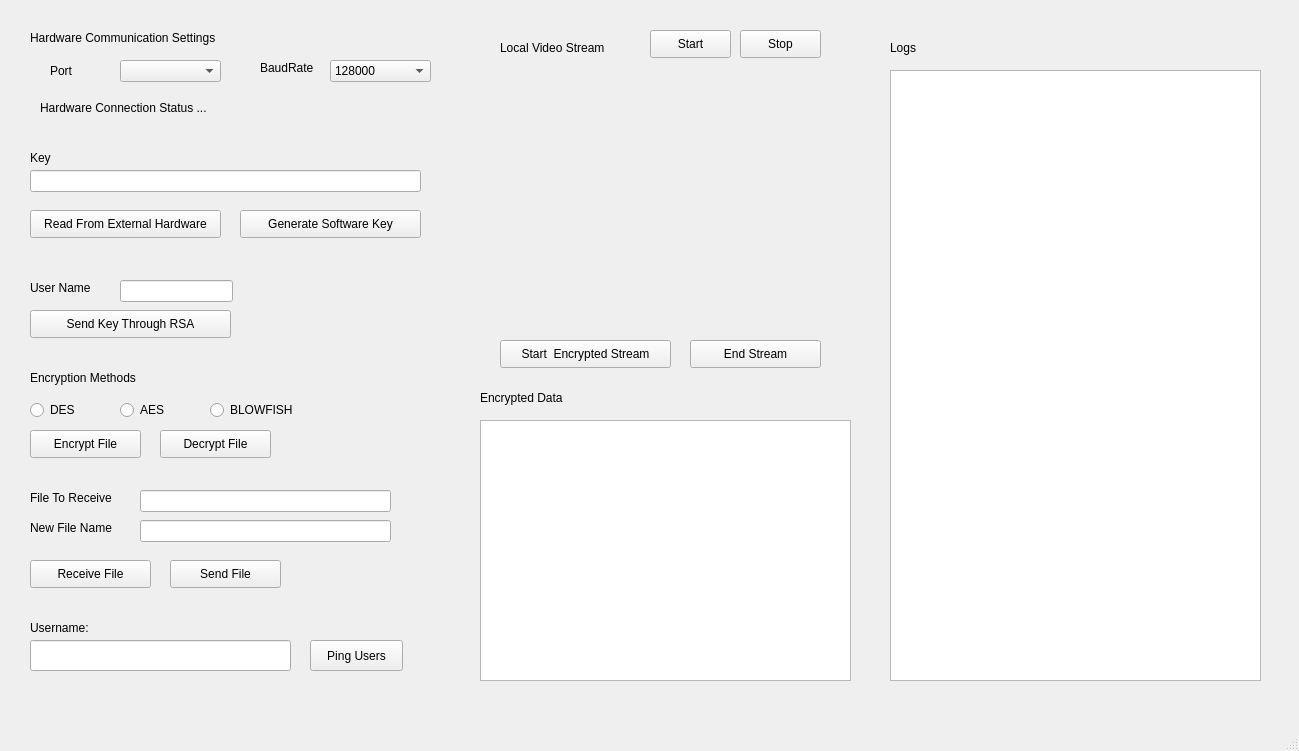
The window that EncryptionServer/UI.ui (rahuljain1310/ChatApp) describes before a commit, drawn with Qt 5.
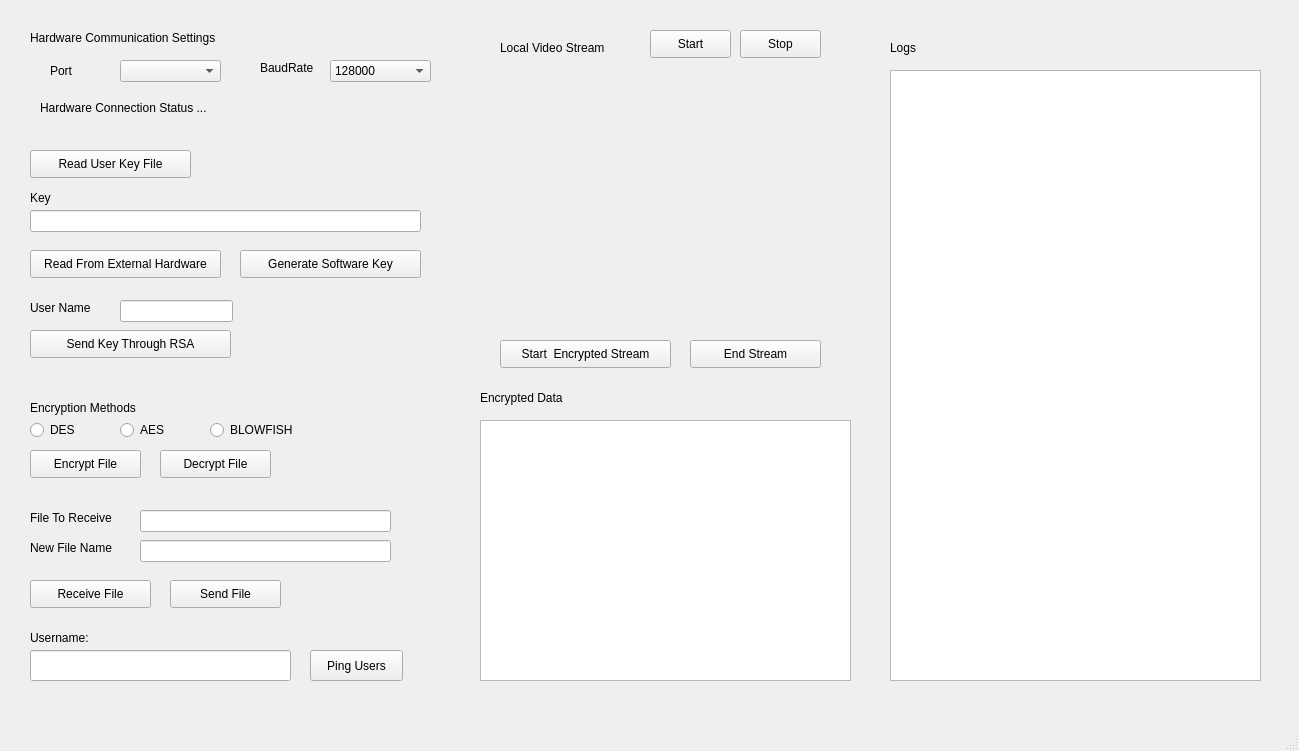
The same window after the commit. Icons and pictures are not drawn.

Commit message: User Key Added

```diff
--- a/EncryptionServer/UI.ui
+++ b/EncryptionServer/UI.ui
@@ -21,7 +21,7 @@
     <property name="geometry">
      <rect>
       <x>30</x>
-      <y>370</y>
+      <y>400</y>
       <width>121</width>
       <height>16</height>
      </rect>
@@ -34,7 +34,7 @@
     <property name="geometry">
      <rect>
       <x>60</x>
-      <y>390</y>
+      <y>420</y>
       <width>55</width>
       <height>16</height>
      </rect>
@@ -47,7 +47,7 @@
     <property name="geometry">
      <rect>
       <x>30</x>
-      <y>430</y>
+      <y>450</y>
       <width>111</width>
       <height>28</height>
      </rect>
@@ -60,7 +60,7 @@
     <property name="geometry">
      <rect>
       <x>120</x>
-      <y>400</y>
+      <y>420</y>
       <width>51</width>
       <height>20</height>
      </rect>
@@ -79,7 +79,7 @@
     <property name="geometry">
      <rect>
       <x>30</x>
-      <y>400</y>
+      <y>420</y>
       <width>51</width>
       <height>20</height>
      </rect>
@@ -105,7 +105,7 @@
     <property name="geometry">
      <rect>
       <x>170</x>
-      <y>560</y>
+      <y>580</y>
       <width>111</width>
       <height>28</height>
      </rect>
@@ -118,7 +118,7 @@
     <property name="geometry">
      <rect>
       <x>210</x>
-      <y>400</y>
+      <y>420</y>
       <width>95</width>
       <height>20</height>
      </rect>
@@ -131,7 +131,7 @@
     <property name="geometry">
      <rect>
       <x>30</x>
-      <y>170</y>
+      <y>210</y>
       <width>391</width>
       <height>22</height>
      </rect>
@@ -154,7 +154,7 @@
     <property name="geometry">
      <rect>
       <x>30</x>
-      <y>150</y>
+      <y>190</y>
       <width>55</width>
       <height>16</height>
      </rect>
@@ -167,7 +167,7 @@
     <property name="geometry">
      <rect>
       <x>240</x>
-      <y>210</y>
+      <y>250</y>
       <width>181</width>
       <height>28</height>
      </rect>
@@ -203,7 +203,7 @@
     <property name="geometry">
      <rect>
       <x>30</x>
-      <y>640</y>
+      <y>650</y>
       <width>261</width>
       <height>31</height>
      </rect>
@@ -219,7 +219,7 @@
     <property name="geometry">
      <rect>
       <x>30</x>
-      <y>620</y>
+      <y>630</y>
       <width>71</width>
       <height>16</height>
      </rect>
@@ -232,7 +232,7 @@
     <property name="geometry">
      <rect>
       <x>310</x>
-      <y>640</y>
+      <y>650</y>
       <width>93</width>
       <height>31</height>
      </rect>
@@ -255,7 +255,7 @@
     <property name="geometry">
      <rect>
       <x>160</x>
-      <y>430</y>
+      <y>450</y>
       <width>111</width>
       <height>28</height>
      </rect>
@@ -268,7 +268,7 @@
     <property name="geometry">
      <rect>
       <x>30</x>
-      <y>560</y>
+      <y>580</y>
       <width>121</width>
       <height>28</height>
      </rect>
@@ -281,7 +281,7 @@
     <property name="geometry">
      <rect>
       <x>140</x>
-      <y>490</y>
+      <y>510</y>
       <width>251</width>
       <height>22</height>
      </rect>
@@ -291,7 +291,7 @@
     <property name="geometry">
      <rect>
       <x>30</x>
-      <y>490</y>
+      <y>510</y>
       <width>91</width>
       <height>16</height>
      </rect>
@@ -304,7 +304,7 @@
     <property name="geometry">
      <rect>
       <x>140</x>
-      <y>520</y>
+      <y>540</y>
       <width>251</width>
       <height>22</height>
      </rect>
@@ -314,7 +314,7 @@
     <property name="geometry">
      <rect>
       <x>30</x>
-      <y>520</y>
+      <y>540</y>
       <width>91</width>
       <height>16</height>
      </rect>
@@ -398,7 +398,7 @@
     <property name="geometry">
      <rect>
       <x>30</x>
-      <y>210</y>
+      <y>250</y>
       <width>191</width>
       <height>28</height>
      </rect>
@@ -519,7 +519,7 @@
     <property name="geometry">
      <rect>
       <x>30</x>
-      <y>310</y>
+      <y>330</y>
       <width>201</width>
       <height>28</height>
      </rect>
@@ -532,7 +532,7 @@
     <property name="geometry">
      <rect>
       <x>120</x>
-      <y>280</y>
+      <y>300</y>
       <width>113</width>
       <height>22</height>
      </rect>
@@ -542,7 +542,7 @@
     <property name="geometry">
      <rect>
       <x>30</x>
-      <y>280</y>
+      <y>300</y>
       <width>71</width>
       <height>16</height>
      </rect>
@@ -551,6 +551,19 @@
      <string>User Name</string>
     </property>
    </widget>
+   <widget class="QPushButton" name="ReadUserKey">
+    <property name="geometry">
+     <rect>
+      <x>30</x>
+      <y>150</y>
+      <width>161</width>
+      <height>28</height>
+     </rect>
+    </property>
+    <property name="text">
+     <string>Read User Key File</string>
+    </property>
+   </widget>
   </widget>
   <widget class="QMenuBar" name="menubar">
    <property name="geometry">
```
Left out of the diff: 3 changed lines with no effect on the pictures. The commit also changes 5 other files.
